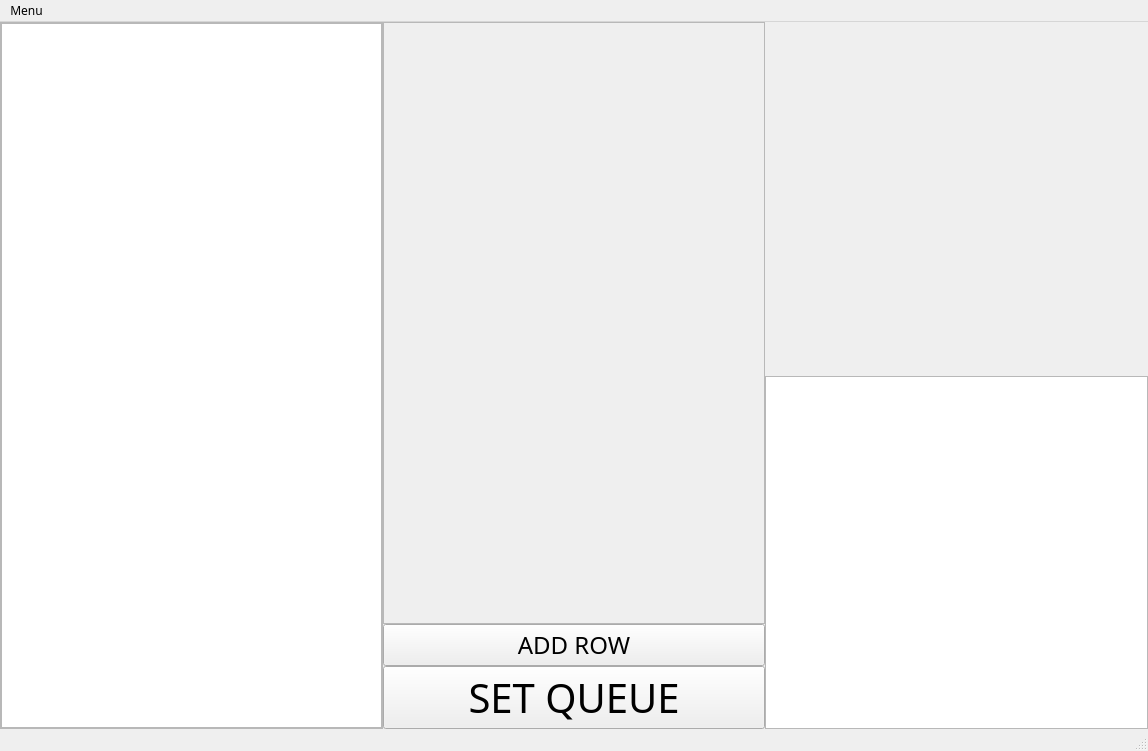
Qt form qman-pyqt.ui (oa-bialkow/qman-pyqt) before a commit.
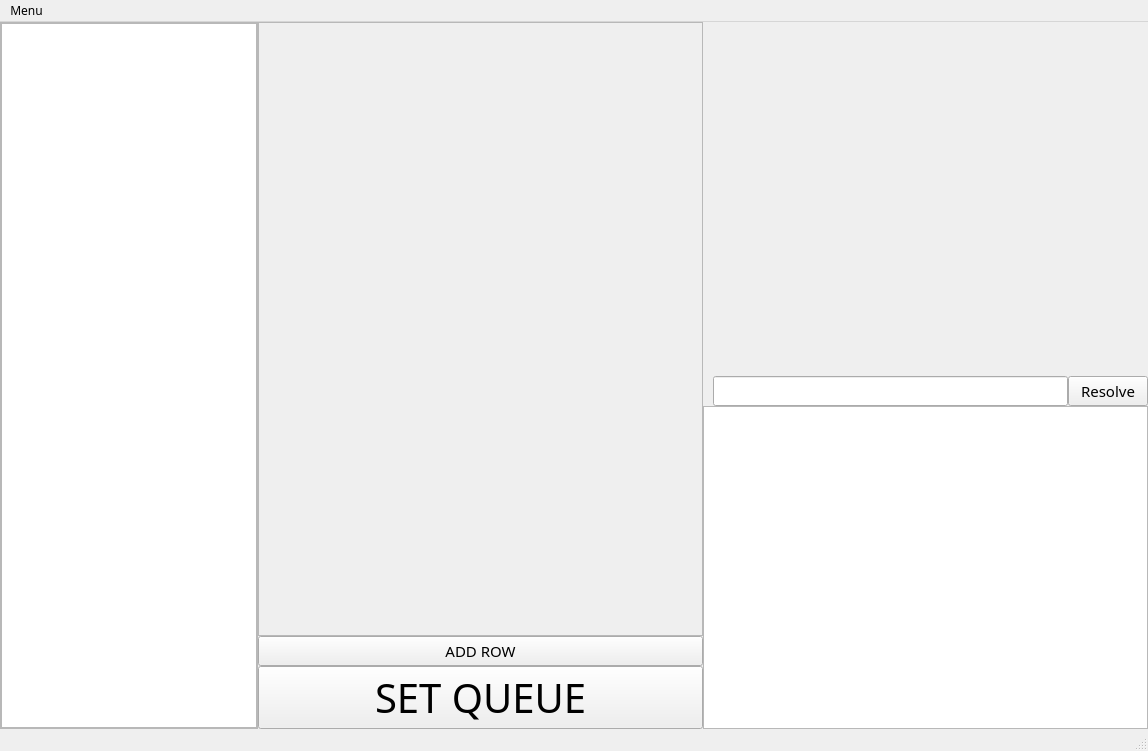
The same form after that commit.

Patch:
```diff
--- a/qman-pyqt.ui
+++ b/qman-pyqt.ui
@@ -10,6 +10,12 @@
     <height>751</height>
    </rect>
   </property>
+  <property name="sizePolicy">
+   <sizepolicy hsizetype="Expanding" vsizetype="Expanding">
+    <horstretch>0</horstretch>
+    <verstretch>0</verstretch>
+   </sizepolicy>
+  </property>
   <property name="font">
    <font>
     <family>Noto Mono for Powerline</family>
@@ -46,6 +52,12 @@
       <property name="enabled">
        <bool>true</bool>
       </property>
+      <property name="sizePolicy">
+       <sizepolicy hsizetype="Minimum" vsizetype="Expanding">
+        <horstretch>0</horstretch>
+        <verstretch>0</verstretch>
+       </sizepolicy>
+      </property>
       <property name="font">
        <font>
         <family>Monaco</family>
@@ -61,8 +73,8 @@
         <rect>
          <x>0</x>
          <y>0</y>
-         <width>381</width>
-         <height>698</height>
+         <width>256</width>
+         <height>705</height>
         </rect>
        </property>
        <layout class="QVBoxLayout" name="verticalLayout_4">
@@ -84,7 +96,7 @@
         <item>
          <widget class="QListWidget" name="qobjs">
           <property name="sizePolicy">
-           <sizepolicy hsizetype="MinimumExpanding" vsizetype="Expanding">
+           <sizepolicy hsizetype="Expanding" vsizetype="Expanding">
             <horstretch>0</horstretch>
             <verstretch>0</verstretch>
            </sizepolicy>
@@ -92,7 +104,7 @@
           <property name="font">
            <font>
             <family>Monaco</family>
-            <pointsize>18</pointsize>
+            <pointsize>11</pointsize>
             <italic>false</italic>
             <bold>false</bold>
            </font>
@@ -136,17 +148,32 @@
        </property>
        <item>
         <widget class="QScrollArea" name="qscroll2">
+         <property name="minimumSize">
+          <size>
+           <width>0</width>
+           <height>0</height>
+          </size>
+         </property>
          <property name="font">
           <font>
            <family>Monaco</family>
-           <pointsize>18</pointsize>
+           <pointsize>11</pointsize>
            <italic>false</italic>
            <bold>false</bold>
           </font>
          </property>
+         <property name="horizontalScrollBarPolicy">
+          <enum>Qt::ScrollBarAsNeeded</enum>
+         </property>
+         <property name="sizeAdjustPolicy">
+          <enum>QAbstractScrollArea::AdjustToContents</enum>
+         </property>
          <property name="widgetResizable">
           <bool>true</bool>
          </property>
+         <property name="alignment">
+          <set>Qt::AlignHCenter|Qt::AlignTop</set>
+         </property>
          <widget class="QWidget" name="queue">
           <property name="geometry">
            <rect>
@@ -196,7 +223,7 @@
          <property name="font">
           <font>
            <family>Monaco</family>
-           <pointsize>18</pointsize>
+           <pointsize>11</pointsize>
            <italic>false</italic>
            <bold>false</bold>
           </font>
@@ -232,6 +259,12 @@
     </item>
     <item>
      <widget class="QWidget" name="obj" native="true">
+      <property name="sizePolicy">
+       <sizepolicy hsizetype="MinimumExpanding" vsizetype="Expanding">
+        <horstretch>0</horstretch>
+        <verstretch>0</verstretch>
+       </sizepolicy>
+      </property>
       <property name="font">
        <font>
         <family>Monaco</family>
@@ -258,7 +291,7 @@
        <item>
         <widget class="QWidget" name="alladin" native="true">
          <property name="sizePolicy">
-          <sizepolicy hsizetype="Preferred" vsizetype="Expanding">
+          <sizepolicy hsizetype="Expanding" vsizetype="Expanding">
            <horstretch>0</horstretch>
            <verstretch>0</verstretch>
           </sizepolicy>
@@ -266,6 +299,7 @@
          <property name="font">
           <font>
            <family>Monaco</family>
+           <pointsize>11</pointsize>
            <italic>false</italic>
            <bold>false</bold>
           </font>
@@ -273,14 +307,91 @@
         </widget>
        </item>
        <item>
-        <widget class="QListWidget" name="details">
-         <property name="font">
-          <font>
-           <family>Monaco</family>
-           <italic>false</italic>
-           <bold>false</bold>
-          </font>
+        <widget class="QWidget" name="details" native="true">
+         <property name="sizePolicy">
+          <sizepolicy hsizetype="Expanding" vsizetype="Expanding">
+           <horstretch>0</horstretch>
+           <verstretch>0</verstretch>
+          </sizepolicy>
          </property>
+         <layout class="QGridLayout" name="gridLayout">
+          <property name="leftMargin">
+           <number>0</number>
+          </property>
+          <property name="topMargin">
+           <number>0</number>
+          </property>
+          <property name="rightMargin">
+           <number>0</number>
+          </property>
+          <property name="bottomMargin">
+           <number>0</number>
+          </property>
+          <property name="spacing">
+           <number>0</number>
+          </property>
+          <item row="0" column="0">
+           <layout class="QHBoxLayout" name="obj_layout">
+            <property name="spacing">
+             <number>0</number>
+            </property>
+            <property name="leftMargin">
+             <number>10</number>
+            </property>
+            <item>
+             <widget class="QLineEdit" name="obj_name">
+              <property name="sizePolicy">
+               <sizepolicy hsizetype="Expanding" vsizetype="Fixed">
+                <horstretch>0</horstretch>
+                <verstretch>0</verstretch>
+               </sizepolicy>
+              </property>
+              <property name="font">
+               <font>
+                <family>Monaco</family>
+                <pointsize>11</pointsize>
+                <italic>false</italic>
+                <bold>false</bold>
+               </font>
+              </property>
+             </widget>
+            </item>
+            <item>
+             <widget class="QPushButton" name="resolve">
+              <property name="font">
+               <font>
+                <family>Monaco</family>
+                <pointsize>11</pointsize>
+                <italic>false</italic>
+                <bold>false</bold>
+               </font>
+              </property>
+              <property name="text">
+               <string>Resolve</string>
+              </property>
+             </widget>
+            </item>
+           </layout>
+          </item>
+          <item row="1" column="0">
+           <widget class="QTableView" name="details_table">
+            <property name="sizePolicy">
+             <sizepolicy hsizetype="Minimum" vsizetype="Expanding">
+              <horstretch>0</horstretch>
+              <verstretch>0</verstretch>
+             </sizepolicy>
+            </property>
+            <property name="font">
+             <font>
+              <family>Monaco</family>
+              <pointsize>11</pointsize>
+              <italic>false</italic>
+              <bold>false</bold>
+             </font>
+            </property>
+           </widget>
+          </item>
+         </layout>
         </widget>
        </item>
       </layout>
```
Left out of the diff: 18 changed lines with no effect on the pictures.
